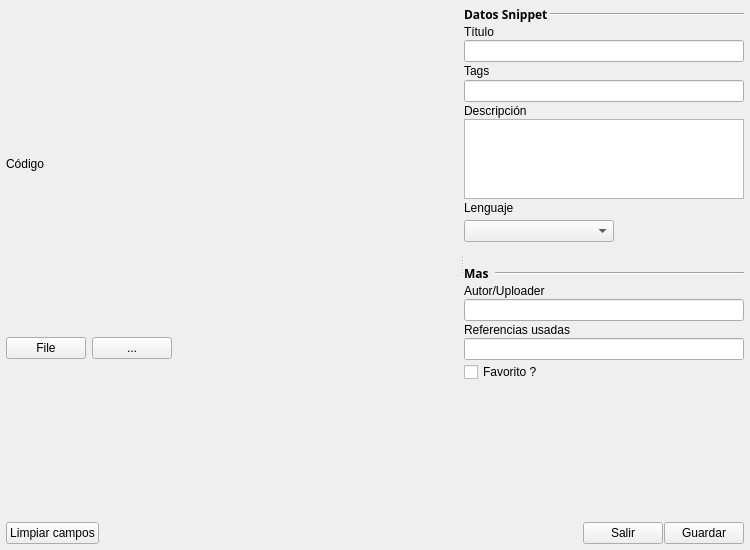
First picture: the form in gui/wAgregarSnippet.ui, repository emilianox/Fragmentos, before the edit.
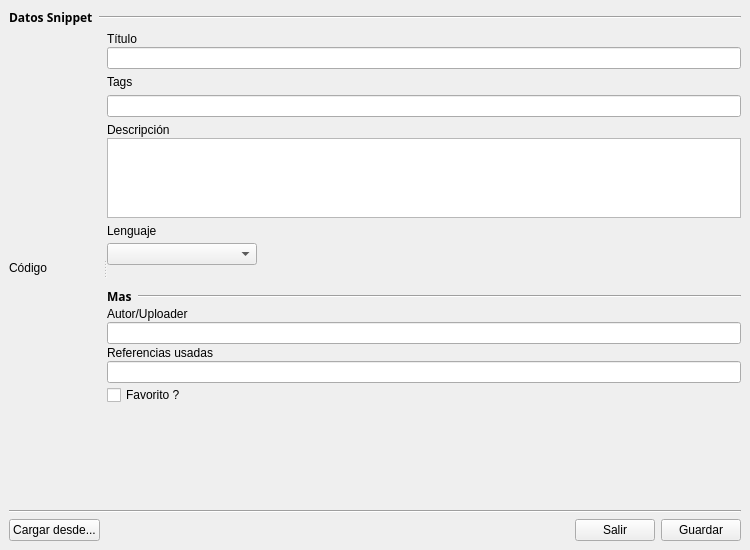
Second picture: the form after the edit.

Commit message: modificado aspecto agregar snippet arreglado error de cfg regenerate

Diff of the .ui file:
```diff
--- a/gui/wAgregarSnippet.ui
+++ b/gui/wAgregarSnippet.ui
@@ -17,98 +17,7 @@
    <string/>
   </property>
   <widget class="QWidget" name="centralwidget">
-   <layout class="QVBoxLayout" name="verticalLayout_12">
-    <property name="spacing">
-     <number>1</number>
-    </property>
-    <property name="margin">
-     <number>6</number>
-    </property>
-    <item>
-     <widget class="QSplitter" name="splitter">
-      <property name="sizePolicy">
-       <sizepolicy hsizetype="Minimum" vsizetype="Expanding">
-        <horstretch>0</horstretch>
-        <verstretch>0</verstretch>
-       </sizepolicy>
-      </property>
-      <property name="orientation">
-       <enum>Qt::Horizontal</enum>
-      </property>
-      <widget class="QWidget" name="layoutWidget">
-       <layout class="QVBoxLayout" name="verticalLayout_7">
-        <item>
-         <layout class="QVBoxLayout" name="verticalLayout_6">
-          <property name="spacing">
-           <number>1</number>
-          </property>
-          <item>
-           <widget class="QLabel" name="label_4">
-            <property name="sizePolicy">
-             <sizepolicy hsizetype="Fixed" vsizetype="Fixed">
-              <horstretch>0</horstretch>
-              <verstretch>0</verstretch>
-             </sizepolicy>
-            </property>
-            <property name="text">
-             <string>Código</string>
-            </property>
-           </widget>
-          </item>
-         </layout>
-        </item>
-        <item>
-         <layout class="QHBoxLayout" name="horizontalLayout_2">
-          <item>
-           <widget class="QPushButton" name="btAbrirDesdeArchivo">
-            <property name="toolTip">
-             <string>Cargar código desde archivo.</string>
-            </property>
-            <property name="text">
-             <string>File</string>
-            </property>
-           </widget>
-          </item>
-          <item>
-           <widget class="QPushButton" name="pushButton_2">
-            <property name="text">
-             <string>...</string>
-            </property>
-           </widget>
-          </item>
-          <item>
-           <spacer name="horizontalSpacer_2">
-            <property name="orientation">
-             <enum>Qt::Horizontal</enum>
-            </property>
-            <property name="sizeType">
-             <enum>QSizePolicy::Expanding</enum>
-            </property>
-            <property name="sizeHint" stdset="0">
-             <size>
-              <width>248</width>
-              <height>40</height>
-             </size>
-            </property>
-           </spacer>
-          </item>
-         </layout>
-        </item>
-       </layout>
-      </widget>
-      <widget class="QWidget" name="layoutWidget">
-       <layout class="QVBoxLayout" name="verticalLayout_11">
-        <property name="spacing">
-         <number>2</number>
-        </property>
-        <property name="sizeConstraint">
-         <enum>QLayout::SetNoConstraint</enum>
-        </property>
-        <item>
          <layout class="QVBoxLayout" name="verticalLayout_8">
-          <property name="spacing">
-           <number>2</number>
-          </property>
           <item>
            <layout class="QHBoxLayout" name="horizontalLayout">
             <item>
@@ -150,6 +59,33 @@
            </layout>
           </item>
           <item>
+     <widget class="QSplitter" name="splitter">
+      <property name="orientation">
+       <enum>Qt::Horizontal</enum>
+      </property>
+      <widget class="QWidget" name="">
+       <layout class="QVBoxLayout" name="verticalLayout_7">
+        <property name="spacing">
+         <number>1</number>
+        </property>
+        <item>
+         <widget class="QLabel" name="label_4">
+          <property name="sizePolicy">
+           <sizepolicy hsizetype="Fixed" vsizetype="Fixed">
+            <horstretch>0</horstretch>
+            <verstretch>0</verstretch>
+           </sizepolicy>
+          </property>
+          <property name="text">
+           <string>Código</string>
+          </property>
+         </widget>
+        </item>
+       </layout>
+      </widget>
+      <widget class="QWidget" name="">
+       <layout class="QVBoxLayout" name="verticalLayout_6">
+        <item>
            <layout class="QVBoxLayout" name="verticalLayout_2">
             <property name="spacing">
              <number>1</number>
@@ -334,16 +270,17 @@
             <property name="orientation">
              <enum>Qt::Vertical</enum>
             </property>
+          <property name="sizeType">
+           <enum>QSizePolicy::Minimum</enum>
+          </property>
             <property name="sizeHint" stdset="0">
              <size>
-              <width>0</width>
+            <width>255</width>
               <height>13</height>
              </size>
             </property>
            </spacer>
           </item>
-         </layout>
-        </item>
         <item>
          <layout class="QVBoxLayout" name="verticalLayout_10">
           <property name="spacing">
@@ -486,12 +423,12 @@
              <enum>Qt::Vertical</enum>
             </property>
             <property name="sizeType">
-             <enum>QSizePolicy::MinimumExpanding</enum>
+             <enum>QSizePolicy::Expanding</enum>
             </property>
             <property name="sizeHint" stdset="0">
              <size>
               <width>40</width>
-              <height>50</height>
+              <height>10</height>
              </size>
             </property>
            </spacer>
@@ -500,14 +437,32 @@
         </item>
        </layout>
       </widget>
+     </widget>
+    </item>
+    <item>
+     <layout class="QVBoxLayout" name="verticalLayout_12">
+      <item>
+       <widget class="Line" name="line_3">
+        <property name="sizePolicy">
+         <sizepolicy hsizetype="Minimum" vsizetype="Fixed">
+          <horstretch>0</horstretch>
+          <verstretch>0</verstretch>
+         </sizepolicy>
+        </property>
+        <property name="orientation">
+         <enum>Qt::Horizontal</enum>
+        </property>
      </widget>
     </item>
     <item>
      <layout class="QHBoxLayout" name="horizontalLayout_3">
       <item>
-       <widget class="QPushButton" name="btLimpiar">
+         <widget class="QPushButton" name="btAbrirDesdeArchivo">
+          <property name="toolTip">
+           <string>Cargar código desde archivo.</string>
+          </property>
         <property name="text">
-         <string>Limpiar campos</string>
+           <string>Cargar desde...</string>
         </property>
        </widget>
       </item>
@@ -541,6 +496,8 @@
      </layout>
     </item>
    </layout>
+    </item>
+   </layout>
   </widget>
  </widget>
  <tabstops>
```
Left out of the diff: 83 changed lines with no effect on the pictures. Lines whose indentation alone changed are shown as unchanged. The commit also changes 5 other files.
